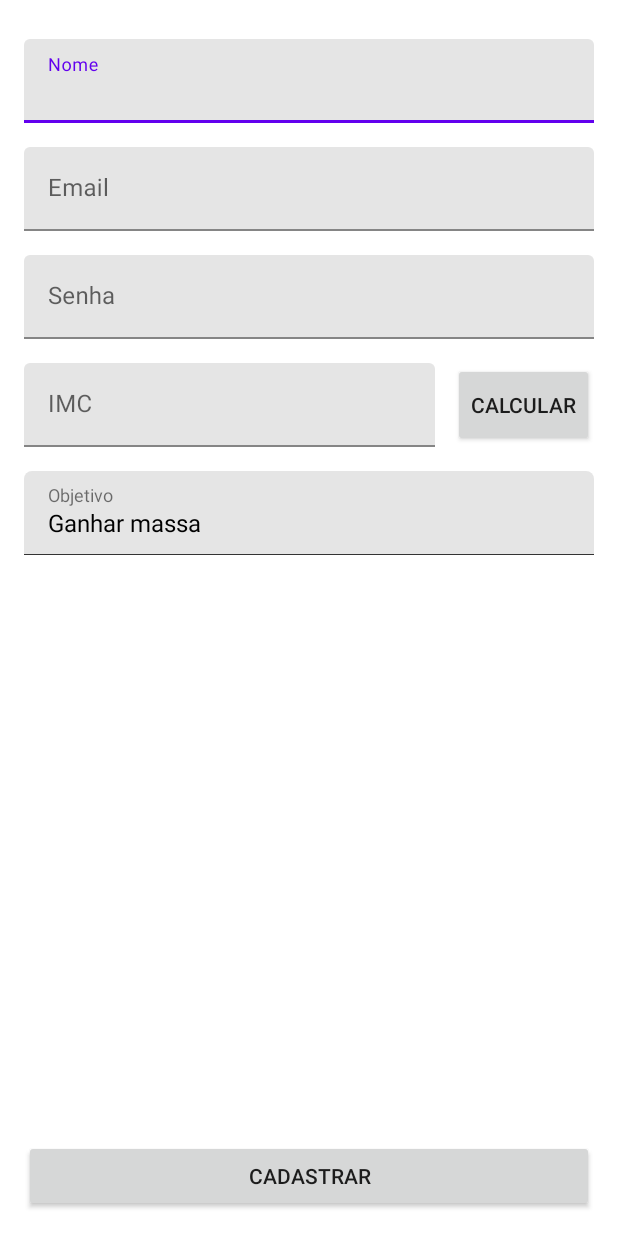
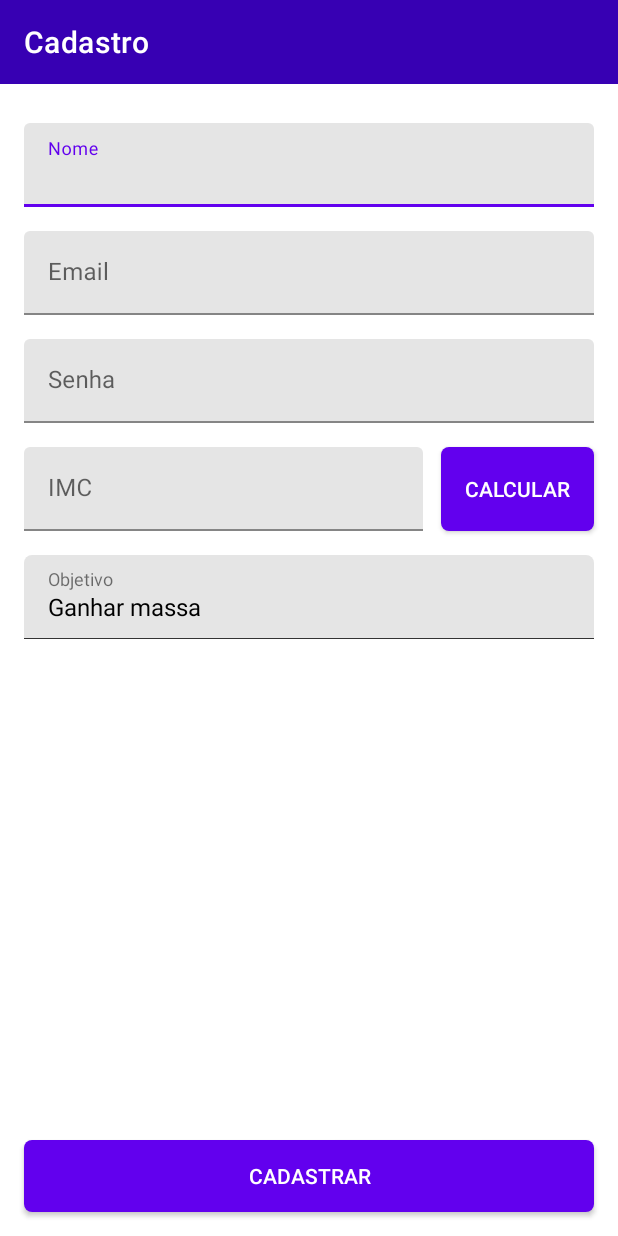
Before and after one commit to FranciellyDiasM/MyHealth, an Android app: the RegisterActivity screen opened directly, with no data from a screen before it, on a phone screen of 412 x 824 dp. Run offline under Robolectric (Android 15) with nearby library versions, the phone set to English and light mode, and no system bars.

Commit message:
preparacao do tema com ajustes na tela de cadastro

```diff
--- a/MyHealth/app/src/main/java/br/com/quatrodcum/myhealth/view/register/RegisterActivity.kt
+++ b/MyHealth/app/src/main/java/br/com/quatrodcum/myhealth/view/register/RegisterActivity.kt
@@ -25,6 +25,7 @@ class RegisterActivity : AppCompatActivity() {
 
         setupView()
         setupListeners()
+        setupToolbar()
     }
 
     private fun setupView() {
@@ -68,6 +69,10 @@ class RegisterActivity : AppCompatActivity() {
         }
     }
 
+    private fun setupToolbar() {
+        setSupportActionBar(binding.toolbar)
+    }
+
     companion object {
         fun startActivity(context: Context) {
             val intent = Intent(context, RegisterActivity::class.java)
--- /dev/null
+++ b/MyHealth/app/src/main/res/drawable/bg_primary_button.xml
@@ -0,0 +1,23 @@
+<?xml version="1.0" encoding="utf-8"?>
+<selector xmlns:android="http://schemas.android.com/apk/res/android">
+    <item android:state_pressed="true">
+        <shape android:shape="rectangle">
+            <solid android:color="@color/colorPrimaryVariant" />
+            <corners android:radius="5dp" />
+            <padding
+                android:left="16dp"
+                android:right="16dp" />
+        </shape>
+    </item>
+
+    <item >
+        <shape android:shape="rectangle">
+            <solid android:color="@color/colorPrimary" />
+            <corners android:radius="5dp" />
+            <padding
+                android:left="16dp"
+                android:right="16dp" />
+        </shape>
+    </item>
+
+</selector>
--- a/MyHealth/app/src/main/res/layout/activity_register.xml
+++ b/MyHealth/app/src/main/res/layout/activity_register.xml
@@ -6,6 +6,19 @@
     android:layout_width="match_parent"
     android:layout_height="match_parent"
     tools:context=".view.register.RegisterActivity">
+
+    <com.google.android.material.appbar.MaterialToolbar
+        android:id="@+id/toolbar"
+        android:layout_width="0dp"
+        android:layout_height="?attr/actionBarSize"
+        android:background="@color/colorPrimaryVariant"
+        android:theme="@style/ThemeOverlay.AppCompat.Dark.ActionBar"
+        app:layout_constraintEnd_toEndOf="parent"
+        app:layout_constraintStart_toStartOf="parent"
+        app:layout_constraintTop_toTopOf="parent"
+        app:popupTheme="@style/ThemeOverlay.AppCompat.Light"
+        app:title="@string/title_register"
+        app:titleTextColor="@android:color/white" />
 
     <com.google.android.material.textfield.TextInputLayout
         android:id="@+id/lblName"
@@ -18,14 +31,14 @@
         app:boxBackgroundColor="#E5E5E5"
         app:layout_constraintEnd_toEndOf="parent"
         app:layout_constraintStart_toStartOf="parent"
-        app:layout_constraintTop_toTopOf="parent">
+        app:layout_constraintTop_toBottomOf="@id/toolbar">
 
         <androidx.appcompat.widget.AppCompatEditText
             android:id="@+id/edtName"
             android:layout_width="match_parent"
             android:layout_height="wrap_content"
-            android:textColor="@color/black"
-            android:inputType="text" />
+            android:inputType="text"
+            android:textColor="@color/black" />
 
     </com.google.android.material.textfield.TextInputLayout>
 
@@ -46,8 +59,8 @@
             android:id="@+id/edtEmail"
             android:layout_width="match_parent"
             android:layout_height="wrap_content"
-            android:textColor="@color/black"
-            android:inputType="textEmailAddress" />
+            android:inputType="textEmailAddress"
+            android:textColor="@color/black" />
 
     </com.google.android.material.textfield.TextInputLayout>
 
@@ -68,8 +81,8 @@
             android:id="@+id/edtPassword"
             android:layout_width="match_parent"
             android:layout_height="wrap_content"
-            android:textColor="@color/black"
-            android:inputType="textPassword" />
+            android:inputType="textPassword"
+            android:textColor="@color/black" />
 
     </com.google.android.material.textfield.TextInputLayout>
 
@@ -90,13 +103,14 @@
             android:id="@+id/edtImc"
             android:layout_width="match_parent"
             android:layout_height="wrap_content"
-            android:textColor="@color/black"
-            android:inputType="numberDecimal" />
+            android:inputType="numberDecimal"
+            android:textColor="@color/black" />
 
     </com.google.android.material.textfield.TextInputLayout>
 
     <androidx.appcompat.widget.AppCompatButton
         android:id="@+id/btnImc"
+        style="@style/PrimaryButton"
         android:layout_width="wrap_content"
         android:layout_height="0dp"
         android:layout_marginEnd="16dp"
@@ -134,6 +148,7 @@
 
     <androidx.appcompat.widget.AppCompatButton
         android:id="@+id/btnRegister"
+        style="@style/PrimaryButton"
         android:layout_width="0dp"
         android:layout_height="wrap_content"
         android:layout_marginStart="16dp"
--- a/MyHealth/app/src/main/res/values/colors.xml
+++ b/MyHealth/app/src/main/res/values/colors.xml
@@ -1,5 +1,8 @@
 <?xml version="1.0" encoding="utf-8"?>
 <resources>
+    <color name="colorPrimary">@color/purple_500</color>
+    <color name="colorPrimaryVariant">@color/purple_700</color>
+
     <color name="purple_200">#FFBB86FC</color>
     <color name="purple_500">#FF6200EE</color>
     <color name="purple_700">#FF3700B3</color>
--- a/MyHealth/app/src/main/res/values/strings.xml
+++ b/MyHealth/app/src/main/res/values/strings.xml
@@ -2,4 +2,6 @@
     <string name="app_name">MyHealth</string>
 
     <string name="members">Membros grupo</string>
+
+    <string name="title_register">Cadastro</string>
 </resources>
--- a/MyHealth/app/src/main/res/values/themes.xml
+++ b/MyHealth/app/src/main/res/values/themes.xml
@@ -2,8 +2,8 @@
     <!-- Base application theme. -->
     <style name="Base.Theme.MyHealth.NoActionBar" parent="Theme.MaterialComponents.Light.NoActionBar">
         <!-- Primary brand color. -->
-        <item name="colorPrimary">@color/purple_500</item>
-        <item name="colorPrimaryVariant">@color/purple_700</item>
+        <item name="colorPrimary">@color/colorPrimary</item>
+        <item name="colorPrimaryVariant">@color/colorPrimaryVariant</item>
         <item name="colorSecondary">@color/teal_200</item>
         <item name="colorSecondaryVariant">@color/teal_700</item>
     </style>
@@ -16,4 +16,9 @@
         <item name="android:windowNoTitle">true</item>
     </style>
 
+    <style name="PrimaryButton">
+        <item name="android:background">@drawable/bg_primary_button</item>
+        <item name="android:textColor">@color/white</item>
+    </style>
+
 </resources>
```
